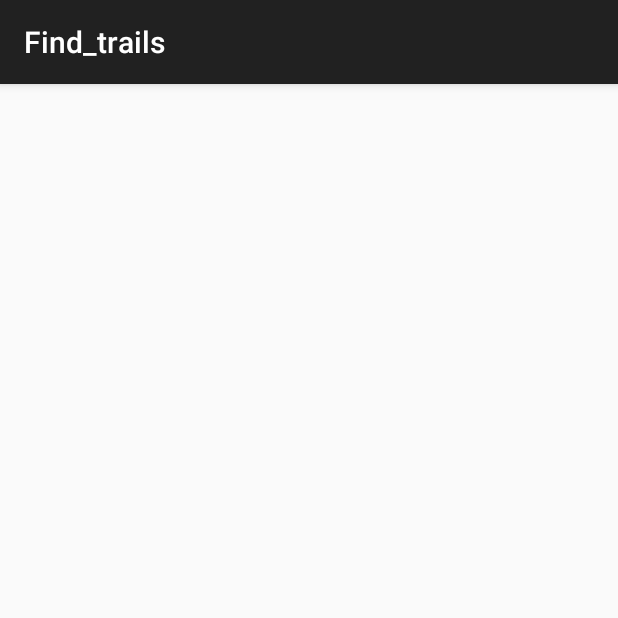
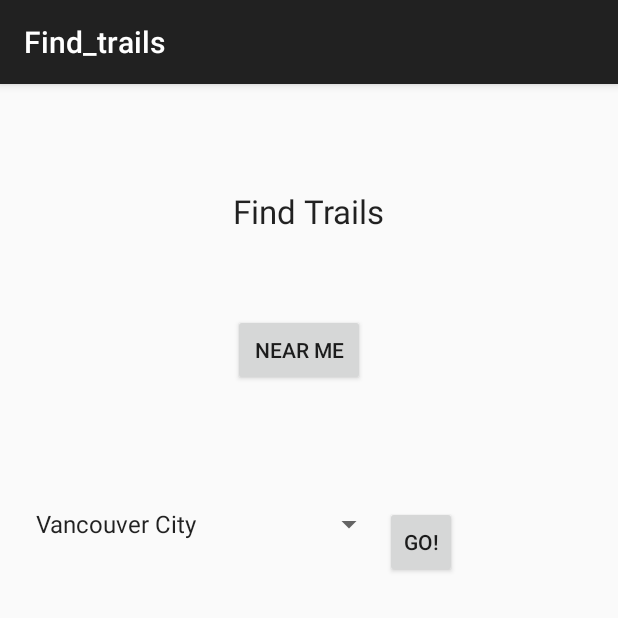
Before and after one commit to sidagrawal/StartUpWeekend, an Android app: the Find_trails screen opened directly, with no data from a screen before it, on a phone screen of 412 x 824 dp, the top half of it. Run offline under Robolectric (Android 15) with nearby library versions, the light colour scheme and no system bars.

Commit message:
Find Trails UI (Partial: Without filters)

```diff
--- a/app/src/main/res/layout/activity_find_trails.xml
+++ b/app/src/main/res/layout/activity_find_trails.xml
@@ -9,4 +9,47 @@
     android:paddingTop="@dimen/activity_vertical_margin"
     tools:context="com.brydenfogelman.startupweekend.Find_trails">
 
+
+    <TextView
+        android:layout_width="wrap_content"
+        android:layout_height="wrap_content"
+        android:textAppearance="?android:attr/textAppearanceLarge"
+        android:text="Find Trails"
+        android:id="@+id/textView2"
+        android:layout_alignParentTop="true"
+        android:layout_centerHorizontal="true"
+        android:layout_marginTop="54dp" />
+
+    <Button
+        android:layout_width="wrap_content"
+        android:layout_height="wrap_content"
+        android:text="Near Me"
+        android:id="@+id/near_me"
+        android:layout_gravity="center_vertical"
+        android:layout_below="@+id/textView2"
+        android:layout_alignLeft="@+id/textView2"
+        android:layout_alignStart="@+id/textView2"
+        android:layout_marginTop="54dp" />
+
+    <Spinner
+        android:id="@+id/spinner"
+        android:layout_width="fill_parent"
+        android:layout_height="wrap_content"
+        android:drawSelectorOnTop="true"
+        android:entries="@array/other_locations"
+        android:layout_marginTop="80dp"
+        android:layout_below="@+id/near_me"
+        android:layout_alignRight="@+id/textView2"
+        android:layout_alignEnd="@+id/textView2" />
+
+    <Button
+        style="?android:attr/buttonStyleSmall"
+        android:layout_width="wrap_content"
+        android:layout_height="wrap_content"
+        android:text="Go!"
+        android:id="@+id/go"
+        android:layout_alignTop="@+id/spinner"
+        android:layout_toRightOf="@+id/spinner"
+        android:layout_toEndOf="@+id/spinner" />
+
 </RelativeLayout>
--- a/app/src/main/res/values/strings.xml
+++ b/app/src/main/res/values/strings.xml
@@ -4,4 +4,17 @@
     <string name="title_activity_login">Login</string>
     <string name="title_activity_find_trails">Find_trails</string>
     <string name="title_activity_sign_up">SignUp</string>
+
+    <string-array name="other_locations">
+        <item>Vancouver City</item>
+        <item>Whistler</item>
+        <item>Tri Cities</item>
+        <item>The North Shore</item>
+        <item>Howe Sound</item>
+        <item>Surrey and Langley</item>
+        <item>Tsawwassen and Delta</item>
+        <item>Fraser Valley East</item>
+        <item>Ridge Meadows</item>
+        <item>Pemberton</item>
+    </string-array>
 </resources>
```
